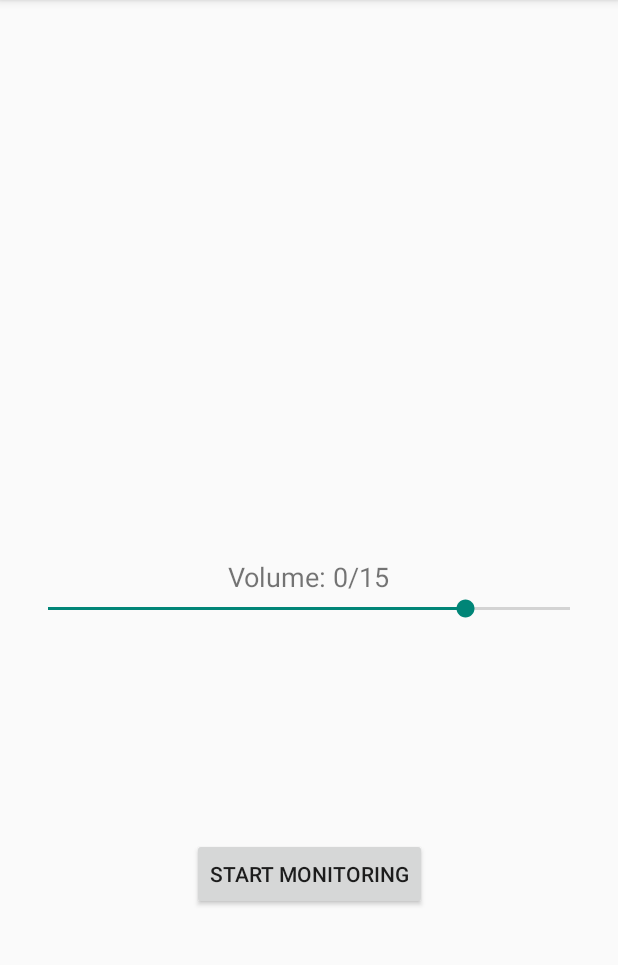
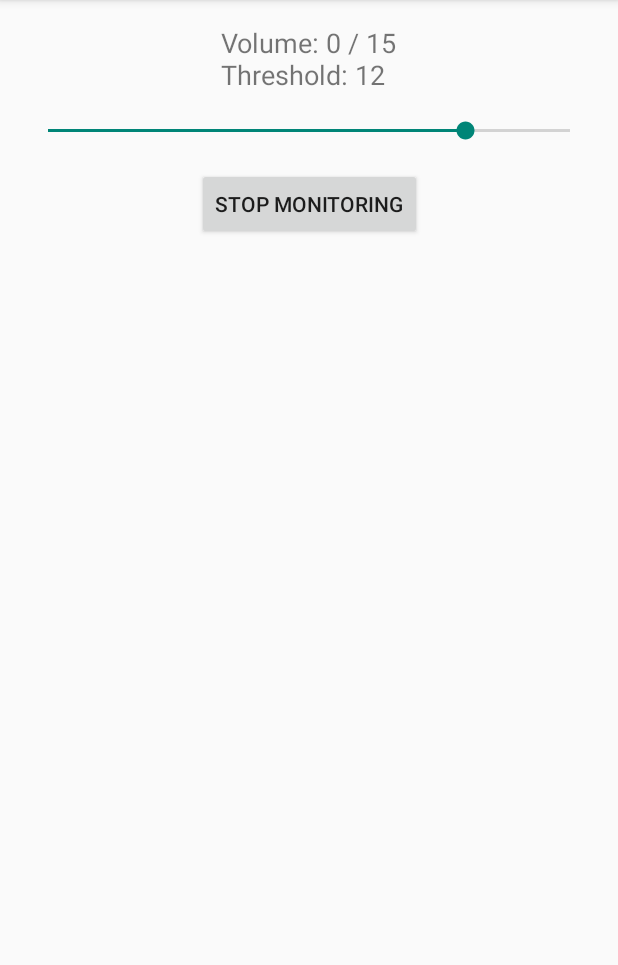
Before and after one commit to anika-rad/SafeVolume, an Android app built with Jetpack Compose: the screen it shows after launch (MainActivity), after a tap on "START MONITORING", on a phone screen of 412 x 824 dp, the part 84-1049 px from its top. Run offline under Robolectric (Android 15) with nearby library versions, the phone set to English and light mode, and no system bars.

Commit message:
Added a feature where the user can set the threshold volume and receives an alert within the app when the volume has exceeded the threshold.

```diff
--- a/app/src/main/java/com/example/myapplication/MainActivity.kt
+++ b/app/src/main/java/com/example/myapplication/MainActivity.kt
@@ -7,8 +7,8 @@ import android.widget.Button
 import android.widget.SeekBar
 import android.widget.TextView
 import android.widget.Toast
+import androidx.appcompat.app.AlertDialog
 import androidx.appcompat.app.AppCompatActivity
-import com.example.safevolume.R
 
 class MainActivity : AppCompatActivity() {
 
@@ -16,45 +16,79 @@ class MainActivity : AppCompatActivity() {
     private lateinit var volumeText: TextView
     private lateinit var monitorButton: Button
     private lateinit var thresholdSeekBar: SeekBar
-    private val maxVolume: Int = 15  // Set this to the maximum volume level for your device
-    private var loudThreshold: Int = 12  // Volume level threshold to trigger an alert
+
+    private var loudThreshold: Int = 12  // Default loud threshold
+    private var monitoring = false      // To track monitoring state
 
     override fun onCreate(savedInstanceState: Bundle?) {
         super.onCreate(savedInstanceState)
         setContentView(R.layout.activity_main)
 
+        // Initialize views and AudioManager
         audioManager = getSystemService(Context.AUDIO_SERVICE) as AudioManager
         volumeText = findViewById(R.id.volumeText)
         monitorButton = findViewById(R.id.monitorButton)
         thresholdSeekBar = findViewById(R.id.thresholdSeekBar)
 
-        thresholdSeekBar.max = audioManager.getStreamMaxVolume(AudioManager.STREAM_MUSIC)
+        // Configure SeekBar
+        val maxVolume = audioManager.getStreamMaxVolume(AudioManager.STREAM_MUSIC)
+        thresholdSeekBar.max = maxVolume
         thresholdSeekBar.progress = loudThreshold
 
+        // Display initial threshold and volume
+        updateVolumeText()
+
+        // Listener for SeekBar
         thresholdSeekBar.setOnSeekBarChangeListener(object : SeekBar.OnSeekBarChangeListener {
             override fun onProgressChanged(seekBar: SeekBar?, progress: Int, fromUser: Boolean) {
                 loudThreshold = progress
+                updateVolumeText()
             }
+
             override fun onStartTrackingTouch(seekBar: SeekBar?) {}
             override fun onStopTrackingTouch(seekBar: SeekBar?) {}
         })
+
+        // Listener for monitoring button
         monitorButton.setOnClickListener {
-            startMonitoringVolume()
+            toggleMonitoring()
         }
     }
 
-    private fun startMonitoringVolume() {
+    private fun updateVolumeText() {
         val currentVolume = audioManager.getStreamVolume(AudioManager.STREAM_MUSIC)
+        volumeText.text = "Volume: $currentVolume / ${thresholdSeekBar.max}\nThreshold: $loudThreshold"
+    }
 
-        volumeText.text = "Volume: $currentVolume/$maxVolume"
+    private fun toggleMonitoring() {
+        monitoring = !monitoring
+        if (monitoring) {
+            monitorButton.text = "Stop Monitoring"
+            checkVolume()
+        } else {
+            monitorButton.text = "Start Monitoring"
+        }
+    }
 
-        // Check if the volume exceeds the loud threshold
+    private fun checkVolume() {
+        val currentVolume = audioManager.getStreamVolume(AudioManager.STREAM_MUSIC)
+        updateVolumeText()
+
         if (currentVolume > loudThreshold) {
             showLoudAlert()
+        }
+
+        // Continue monitoring if enabled
+        if (monitoring) {
+            monitorButton.postDelayed({ checkVolume() }, 1000)  // Check every second
         }
     }
 
     private fun showLoudAlert() {
-        Toast.makeText(this, "The music is too loud! Lower the volume.", Toast.LENGTH_SHORT).show()
+        AlertDialog.Builder(this)
+            .setTitle("Volume Alert")
+            .setMessage("The music is too loud! Please lower the volume.")
+            .setPositiveButton("OK") { dialog, _ -> dialog.dismiss() }
+            .show()
     }
 }
--- a/app/src/main/res/layout/activity_main.xml
+++ b/app/src/main/res/layout/activity_main.xml
@@ -12,10 +12,10 @@
         android:layout_height="wrap_content"
         android:text="Volume: "
         android:textSize="18sp"
-        app:layout_constraintBottom_toBottomOf="parent"
+        app:layout_constraintTop_toTopOf="parent"
+        app:layout_constraintStart_toStartOf="parent"
         app:layout_constraintEnd_toEndOf="parent"
-        app:layout_constraintStart_toStartOf="parent"
-        app:layout_constraintTop_toTopOf="parent" />
+        android:layout_marginTop="16dp" />
 
     <SeekBar
         android:id="@+id/thresholdSeekBar"
@@ -25,16 +25,17 @@
         app:layout_constraintStart_toStartOf="parent"
         app:layout_constraintEnd_toEndOf="parent"
         android:layout_marginStart="16dp"
-        android:layout_marginEnd="16dp" />
+        android:layout_marginEnd="16dp"
+        android:layout_marginTop="16dp" />
 
     <Button
         android:id="@+id/monitorButton"
         android:layout_width="wrap_content"
         android:layout_height="wrap_content"
         android:text="Start Monitoring"
-        app:layout_constraintBottom_toBottomOf="parent"
+        app:layout_constraintTop_toBottomOf="@id/thresholdSeekBar"
+        app:layout_constraintStart_toStartOf="parent"
         app:layout_constraintEnd_toEndOf="parent"
-        app:layout_constraintStart_toStartOf="parent"
-        app:layout_constraintTop_toBottomOf="@+id/volumeText" />
+        android:layout_marginTop="16dp" />
 
 </androidx.constraintlayout.widget.ConstraintLayout>
```
